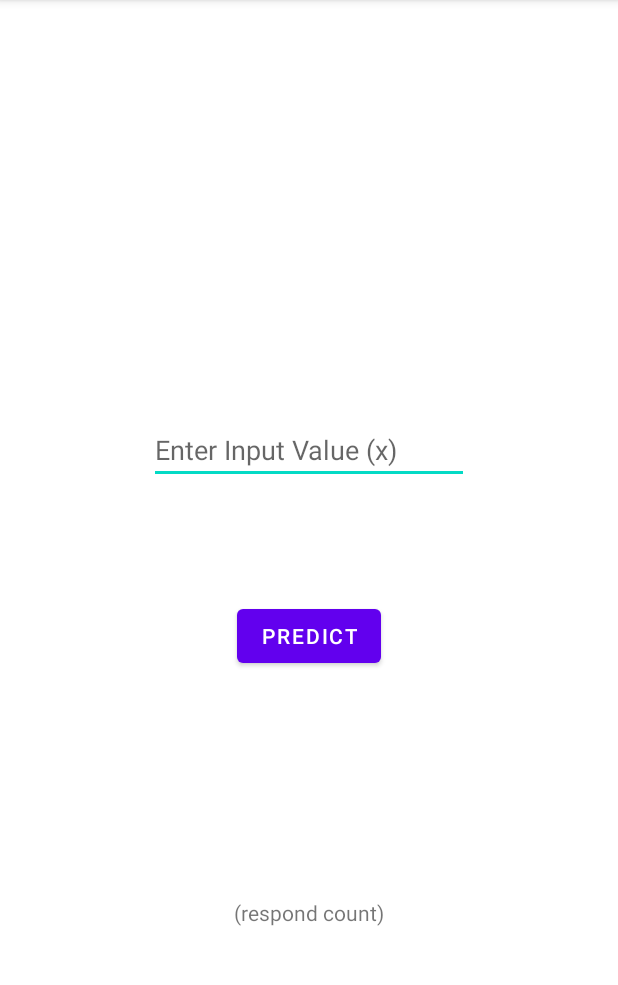
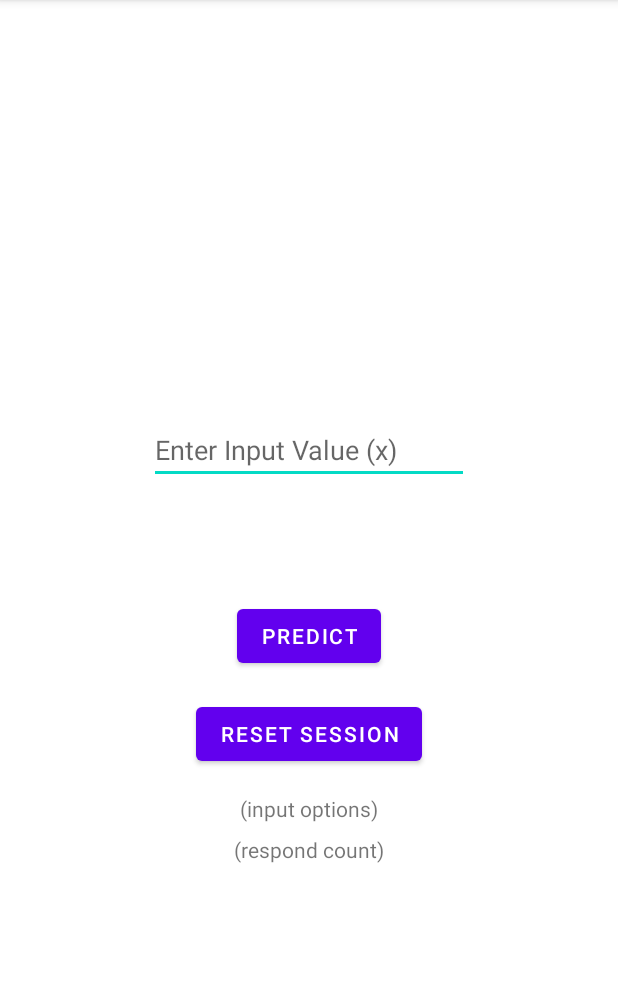
Before and after one commit to oni4hmad/tflite-simple-regression-deploy, an Android app: the screen it shows after launch (MainActivity), on a phone screen of 412 x 824 dp, the part 84-1069 px from its top. Run offline under Robolectric (Android 15) with nearby library versions, the light colour scheme and no system bars; libraries missing offline, so code that uses them is left out: org.tensorflow.lite; 5 statements that could not run were skipped.

Commit message:
add session + debug options

```diff
--- a/test_tflite_app_simple/app/src/main/res/layout/activity_main.xml
+++ b/test_tflite_app_simple/app/src/main/res/layout/activity_main.xml
@@ -41,10 +41,30 @@
         android:id="@+id/tv_count"
         android:layout_width="wrap_content"
         android:layout_height="wrap_content"
+        android:layout_marginTop="8dp"
         android:text="(respond count)"
-        app:layout_constraintBottom_toBottomOf="parent"
+        app:layout_constraintEnd_toEndOf="parent"
+        app:layout_constraintStart_toStartOf="parent"
+        app:layout_constraintTop_toBottomOf="@+id/tv_input" />
+
+    <Button
+        android:id="@+id/btn_reset_session"
+        android:layout_width="wrap_content"
+        android:layout_height="wrap_content"
+        android:layout_marginTop="17dp"
+        android:text="Reset Session"
         app:layout_constraintEnd_toEndOf="parent"
         app:layout_constraintStart_toStartOf="parent"
         app:layout_constraintTop_toBottomOf="@+id/btn_predict" />
 
+    <TextView
+        android:id="@+id/tv_input"
+        android:layout_width="wrap_content"
+        android:layout_height="wrap_content"
+        android:layout_marginTop="16dp"
+        android:text="(input options)"
+        app:layout_constraintEnd_toEndOf="parent"
+        app:layout_constraintStart_toStartOf="parent"
+        app:layout_constraintTop_toBottomOf="@+id/btn_reset_session" />
+
 </androidx.constraintlayout.widget.ConstraintLayout>
```
Also changed, not shown: test_tflite_app_simple/app/src/main/java/com/example/test_tflite_app_simple/MainActivity.kt (+10 -6 lines), test_tflite_app_simple/app/src/main/java/com/example/test_tflite_app_simple/chatbot/Chatbot.kt (+18 -2 lines).
